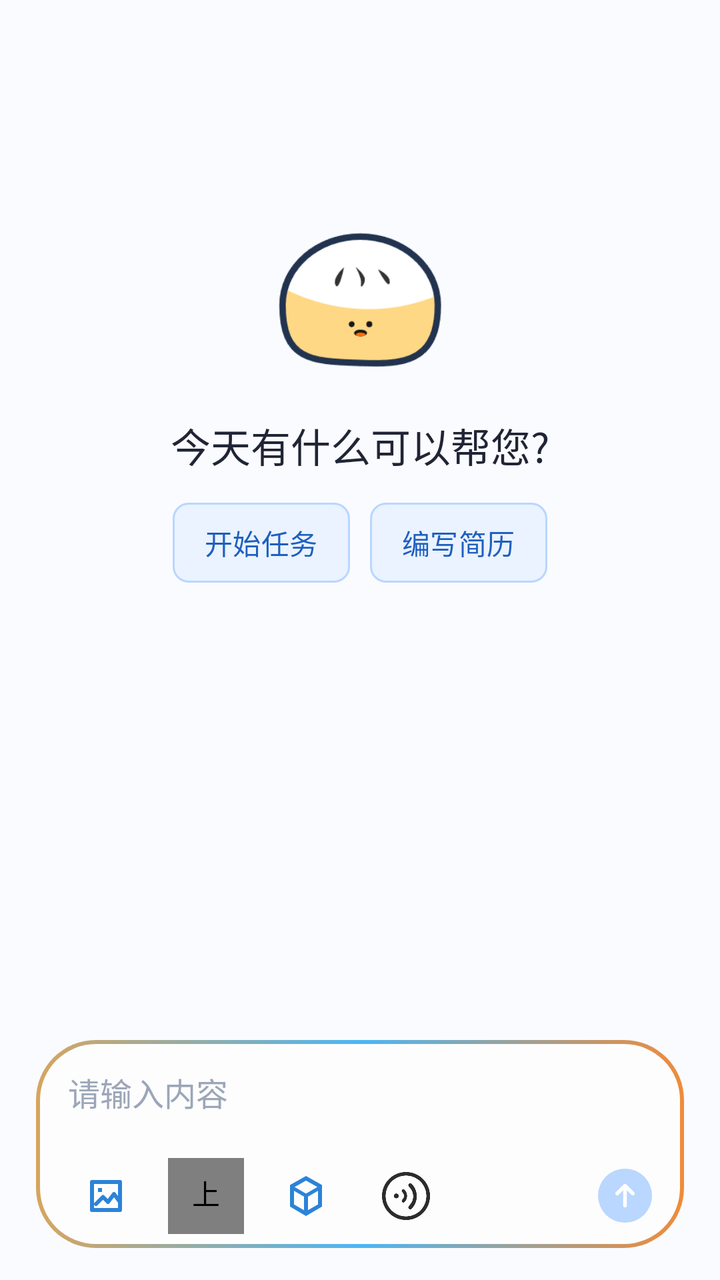
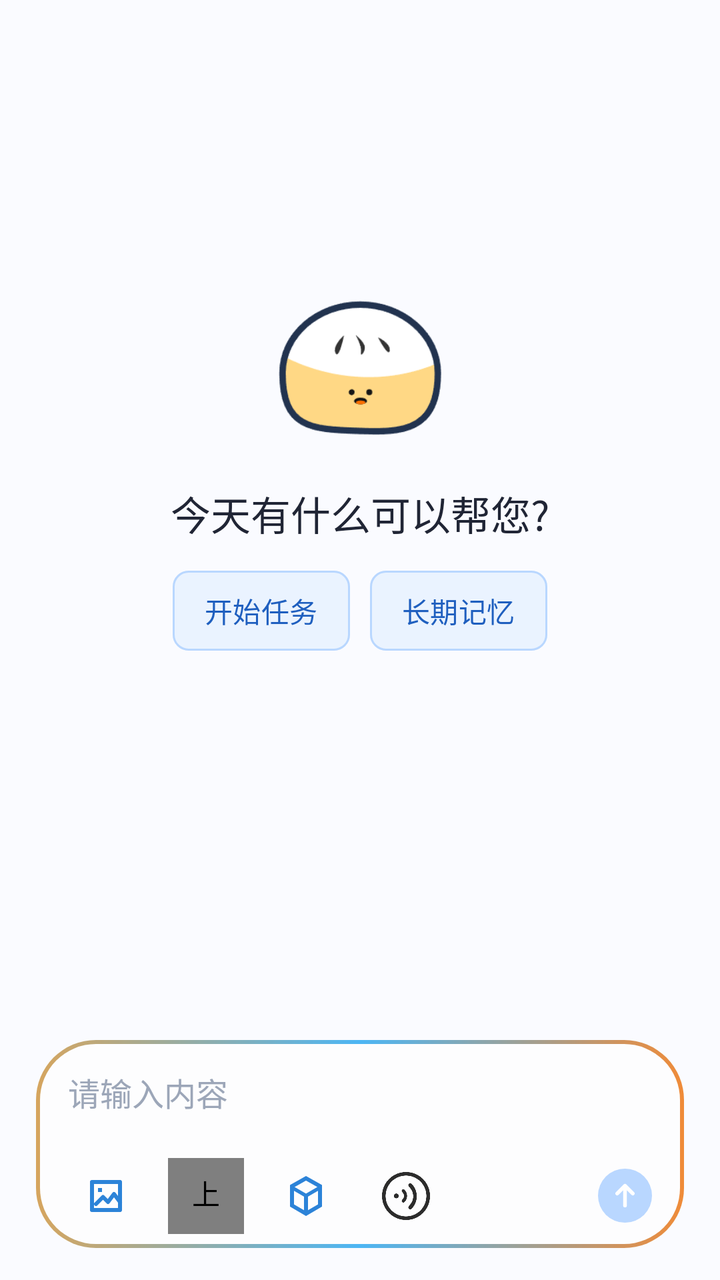

Two renders of the same Android screen: before a commit and after it. Below are the layout's source before the change and the commit's diff.
<!-- AndroidManifest.xml: application theme Theme.ManTou -->
<!-- res/layout/layout_chat_page.xml -->
<?xml version="1.0" encoding="utf-8"?>
<androidx.constraintlayout.widget.ConstraintLayout
    xmlns:android="http://schemas.android.com/apk/res/android"
    xmlns:app="http://schemas.android.com/apk/res-auto"
    android:layout_width="match_parent"
    android:layout_height="match_parent"
    android:background="@color/mt_background">

        
        <androidx.recyclerview.widget.RecyclerView
            android:id="@+id/rvChat"
            android:layout_width="0dp"
            android:layout_height="0dp"
            android:clipToPadding="false"
            android:paddingTop="10dp"
            android:paddingBottom="8dp"
            app:layout_constraintTop_toTopOf="parent"
            app:layout_constraintBottom_toTopOf="@id/inputContainer"
            app:layout_constraintStart_toStartOf="parent"
            app:layout_constraintEnd_toEndOf="parent" />

    <FrameLayout
        android:id="@+id/flGreeting"
        android:layout_width="wrap_content"
        android:layout_height="wrap_content"
        android:padding="16dp"
        android:visibility="visible"
        app:layout_constraintBottom_toBottomOf="@id/rvChat"
        app:layout_constraintEnd_toEndOf="parent"
        app:layout_constraintStart_toStartOf="parent"
        app:layout_constraintTop_toTopOf="@id/rvChat"
        app:layout_constraintVertical_bias="0.283">

        <LinearLayout
            android:layout_width="wrap_content"
            android:layout_height="wrap_content"
            android:gravity="center"
            android:orientation="vertical">

            <ImageView
                android:id="@+id/ivGreeting"
                android:layout_width="100dp"
                android:layout_height="100dp"
                android:contentDescription="@null"
                android:src="@drawable/mantou" />

            <TextView
                android:id="@+id/tvGreeting"
                android:layout_width="wrap_content"
                android:layout_height="wrap_content"
                android:layout_marginTop="8dp"
                android:gravity="center"
                android:text="今天有什么可以帮您?"
                android:textColor="@color/mt_text_primary"
                android:textSize="20sp" />

            <com.google.android.material.chip.ChipGroup
                android:id="@+id/greetingActionChipGroup"
                android:layout_width="wrap_content"
                android:layout_height="wrap_content"
                android:layout_marginTop="14dp"
                android:gravity="center"
                app:chipSpacingHorizontal="10dp"
                app:singleLine="true">

                <com.google.android.material.chip.Chip
                    android:id="@+id/chipStartTask"
                    android:layout_width="wrap_content"
                    android:layout_height="40dp"
                    android:minHeight="40dp"
                    android:text="开始任务"
                    android:textColor="@color/mt_primary_dark"
                    android:textSize="14sp"
                    app:chipBackgroundColor="@color/mt_surface_blue"
                    app:chipMinHeight="40dp"
                    app:chipStrokeColor="@color/mt_primary_soft"
                    app:chipStrokeWidth="1dp"
                    app:ensureMinTouchTargetSize="false"
                    app:rippleColor="@color/mt_primary_soft" />

                <com.google.android.material.chip.Chip
                    android:id="@+id/chipWriteResume"
                    android:layout_width="wrap_content"
                    android:layout_height="40dp"
                    android:minHeight="40dp"
                    android:text="编写简历"
                    android:textColor="@color/mt_primary_dark"
                    android:textSize="14sp"
                    app:chipBackgroundColor="@color/mt_surface_blue"
                    app:chipMinHeight="40dp"
                    app:chipStrokeColor="@color/mt_primary_soft"
                    app:chipStrokeWidth="1dp"
                    app:ensureMinTouchTargetSize="false"
                    app:rippleColor="@color/mt_primary_soft" />
            </com.google.android.material.chip.ChipGroup>
        </LinearLayout>

    </FrameLayout>

    <androidx.constraintlayout.widget.ConstraintLayout
            android:id="@+id/inputContainer"
            android:layout_width="0dp"
            android:layout_height="wrap_content"
            android:background="@android:color/transparent"
            app:layout_constraintBottom_toBottomOf="parent"
            app:layout_constraintStart_toStartOf="parent"
            app:layout_constraintEnd_toEndOf="parent">

            <HorizontalScrollView
                android:id="@+id/selectedImageChipScroll"
                android:layout_width="0dp"
                android:layout_height="wrap_content"
                android:layout_marginHorizontal="18dp"
                android:layout_marginBottom="8dp"
                android:clipToPadding="false"
                android:overScrollMode="never"
                android:scrollbars="none"
                android:visibility="gone"
                app:layout_constraintEnd_toEndOf="parent"
                app:layout_constraintStart_toStartOf="parent"
                app:layout_constraintTop_toTopOf="parent">

                <com.google.android.material.chip.ChipGroup
                    android:id="@+id/selectedImageChipGroup"
                    android:layout_width="wrap_content"
                    android:layout_height="wrap_content"
                    app:singleLine="true" />
            </HorizontalScrollView>

            
            <FrameLayout
                android:id="@+id/inputCard"
                android:layout_width="0dp"
                android:layout_height="wrap_content"
                android:layout_marginHorizontal="18dp"
                android:layout_marginBottom="16dp"
                android:background="@drawable/bg_chat_input_card"
                app:layout_constraintBottom_toBottomOf="parent"
                app:layout_constraintTop_toBottomOf="@id/selectedImageChipScroll"
                app:layout_constraintStart_toStartOf="parent"
                app:layout_constraintEnd_toEndOf="parent">

                <LinearLayout
                    android:id="@+id/ll_input"
                    android:layout_width="match_parent"
                    android:layout_height="wrap_content"
                    android:orientation="vertical"
                    android:paddingStart="16dp"
                    android:paddingTop="4dp"
                    android:paddingEnd="16dp"
                    android:paddingBottom="4dp">

                    <EditText
                        android:id="@+id/etInput"
                        android:layout_width="match_parent"
                        android:layout_height="wrap_content"
                        android:background="@null"
                        android:hint="请输入内容"
                        android:inputType="textMultiLine"
                        android:imeOptions="flagNoEnterAction"
                        android:maxLines="4"
                        android:minHeight="44dp"
                        android:padding="0dp"
                        android:textColor="@color/mt_text_primary"
                        android:textColorHint="@color/mt_text_muted"
                        android:textSize="16sp" />

                    <LinearLayout
                        android:id="@+id/inputToolbar"
                        android:layout_width="match_parent"
                        android:layout_height="44dp"
                        android:layout_marginTop="8dp"
                        android:gravity="center_vertical"
                        android:orientation="horizontal">

                        <ImageButton
                            android:id="@+id/ivAdd"
                            android:layout_width="38dp"
                            android:layout_height="38dp"
                            android:background="?attr/selectableItemBackgroundBorderless"
                            android:contentDescription="选择图片"
                            android:padding="7dp"
                            android:scaleType="centerInside"
                            android:src="@drawable/ic_input_image" />

                        <com.hfad.mantou.view.ContextProgressButton
                            android:id="@+id/ivContextLimit"
                            android:layout_width="38dp"
                            android:layout_height="38dp"
                            android:layout_marginStart="12dp"
                            android:background="?attr/selectableItemBackgroundBorderless"
                            android:contentDescription="上下文限制"
                            android:padding="7dp" />

                        <ImageButton
                            android:id="@+id/ivModelPicker"
                            android:layout_width="38dp"
                            android:layout_height="38dp"
                            android:layout_marginStart="12dp"
                            android:background="?attr/selectableItemBackgroundBorderless"
                            android:contentDescription="选择模型"
                            android:padding="7dp"
                            android:scaleType="centerInside"
                            android:src="@drawable/ic_model_picker" />

                        <ImageButton
                            android:id="@+id/ivVoiceInput"
                            android:layout_width="38dp"
                            android:layout_height="38dp"
                            android:layout_marginStart="12dp"
                            android:background="?attr/selectableItemBackgroundBorderless"
                            android:contentDescription="语音输入"
                            android:padding="7dp"
                            android:scaleType="centerInside"
                            android:src="@drawable/ic_voice" />

                        <Space
                            android:layout_width="0dp"
                            android:layout_height="1dp"
                            android:layout_weight="1" />

                        <ImageButton
                            android:id="@+id/ivSend"
                            android:layout_width="27dp"
                            android:layout_height="27dp"
                            android:background="@drawable/bg_send_circle"
                            android:contentDescription="发送"
                            android:padding="5dp"
                            android:scaleType="centerInside"
                            android:src="@drawable/ic_send_up" />
                    </LinearLayout>
                </LinearLayout>
            </FrameLayout>

        </androidx.constraintlayout.widget.ConstraintLayout>

</androidx.constraintlayout.widget.ConstraintLayout>
<!-- resources referenced by this layout -->
<resources>
  <color name="mt_background">#FAFBFF</color>
  <color name="mt_primary_dark">#1F5FBF</color>
  <color name="mt_primary_soft">#B9D7FF</color>
  <color name="mt_surface_blue">#EAF3FF</color>
  <color name="mt_text_muted">#9CA6B8</color>
  <color name="mt_text_primary">#202535</color>
  <!-- drawable bg_send_circle (drawable) -->
  <?xml version="1.0" encoding="utf-8"?>
  <shape xmlns:android="http://schemas.android.com/apk/res/android"
      android:shape="oval">
      <solid android:color="@color/input_send_bg" />
  </shape>
  <!-- drawable ic_model_picker (drawable) -->
  <?xml version="1.0" encoding="utf-8"?>
  <vector xmlns:android="http://schemas.android.com/apk/res/android"
      android:width="24dp"
      android:height="24dp"
      android:viewportWidth="24"
      android:viewportHeight="24">
      <path
          android:fillColor="@color/input_action_blue"
          android:pathData="M12,2L4,6.5v10.8L12,22l8,-4.7V6.5L12,2zM12,4.3l5.7,3.2L12,10.8 6.3,7.5 12,4.3zM6,9.4l5,2.9v6.8l-5,-2.9V9.4zM13,19.1v-6.8l5,-2.9v6.8l-5,2.9z" />
  </vector>
  <!-- drawable ic_send_up (drawable) -->
  <vector xmlns:android="http://schemas.android.com/apk/res/android"
      android:width="26dp"
      android:height="26dp"
      android:viewportWidth="24"
      android:viewportHeight="24">
      <path
          android:fillColor="@android:color/transparent"
          android:pathData="M12,19V5M6.5,10.5L12,5l5.5,5.5"
          android:strokeColor="#FFFFFF"
          android:strokeLineCap="round"
          android:strokeLineJoin="round"
          android:strokeWidth="2.6" />
  </vector>
  <style name="Theme.ManTou" parent="Base.Theme.ManTou" />
  <color name="input_send_bg">@color/mt_primary_soft</color>
  <color name="input_action_blue">#2C83D8</color>
  <color name="mt_primary">#2F80ED</color>
  <color name="mt_on_primary">#FFFFFF</color>
  <color name="mt_surface">#FFFFFF</color>
  <color name="mt_surface_soft">#F5F8FE</color>
  <color name="mt_text_secondary">#7A8496</color>
  <color name="mt_outline">#E2E8F3</color>
  <color name="mt_error">#E65353</color>
  <style name="ThemeOverlay.ManTou.GlassAlertDialog" parent="ThemeOverlay.ManTou.GlassAlertDialog.Base" />
  <!-- drawable bg_dialog_glass (drawable) -->
  <?xml version="1.0" encoding="utf-8"?>
  <shape xmlns:android="http://schemas.android.com/apk/res/android"
      android:shape="rectangle">
      <solid android:color="@color/mt_dialog_glass" />
      <corners android:radius="24dp" />
      <stroke
          android:width="1dp"
          android:color="@color/mt_dialog_glass_stroke" />
  </shape>
  <color name="mt_dialog_glass">#EFFFFFFF</color>
  <style name="ShapeAppearance.ManTou.Dialog" parent="">
          <item name="cornerFamily">rounded</item>
          <item name="cornerSize">24dp</item>
      </style>
  <style name="MtDialogAnimation" parent="">
          <item name="android:windowEnterAnimation">@anim/dialog_fade_in</item>
          <item name="android:windowExitAnimation">@anim/dialog_fade_out</item>
      </style>
  <color name="mt_dialog_glass_stroke">#B8FFFFFF</color>
  <!-- unchanged entries left out for length: 6 -->
</resources>

<!-- the commit's change to res/layout/layout_chat_page.xml (unified diff, before → after) -->
@@ -15,7 +15,7 @@
             android:paddingTop="10dp"
             android:paddingBottom="8dp"
             app:layout_constraintTop_toTopOf="parent"
-            app:layout_constraintBottom_toTopOf="@id/inputContainer"
+            app:layout_constraintBottom_toBottomOf="parent"
             app:layout_constraintStart_toStartOf="parent"
             app:layout_constraintEnd_toEndOf="parent" />
 
@@ -79,11 +79,11 @@
                     app:rippleColor="@color/mt_primary_soft" />
 
                 <com.google.android.material.chip.Chip
-                    android:id="@+id/chipWriteResume"
+                    android:id="@+id/chipLongTermMemory"
                     android:layout_width="wrap_content"
                     android:layout_height="40dp"
                     android:minHeight="40dp"
-                    android:text="编写简历"
+                    android:text="长期记忆"
                     android:textColor="@color/mt_primary_dark"
                     android:textSize="14sp"
                     app:chipBackgroundColor="@color/mt_surface_blue"
@@ -97,11 +97,110 @@
 
     </FrameLayout>
 
+    <com.google.android.material.card.MaterialCardView
+        android:id="@+id/generateCodeCard"
+        android:layout_width="147dp"
+        android:layout_height="75dp"
+        android:layout_marginStart="18dp"
+        android:layout_marginBottom="8dp"
+        android:clickable="true"
+        android:contentDescription="打开生成代码编辑器"
+        android:elevation="8dp"
+        android:focusable="true"
+        android:visibility="gone"
+        app:cardBackgroundColor="@color/mt_generate_surface"
+        app:cardCornerRadius="11dp"
+        app:cardElevation="8dp"
+        app:layout_constraintBottom_toTopOf="@id/inputContainer"
+        app:layout_constraintStart_toStartOf="parent"
+        app:rippleColor="@color/mt_generate_surface_soft">
+
+        <LinearLayout
+            android:layout_width="match_parent"
+            android:layout_height="match_parent"
+            android:orientation="vertical"
+            android:paddingStart="8dp"
+            android:paddingTop="7dp"
+            android:paddingEnd="7dp"
+            android:paddingBottom="7dp">
+
+            <LinearLayout
+                android:layout_width="match_parent"
+                android:layout_height="wrap_content"
+                android:gravity="center_vertical"
+                android:orientation="horizontal">
+
+                <ProgressBar
+                    android:id="@+id/generateCodeProgress"
+                    style="?android:attr/progressBarStyleSmall"
+                    android:layout_width="10dp"
+                    android:layout_height="10dp"
+                    android:indeterminate="true"
+                    android:indeterminateTint="@color/mt_generate_accent" />
+
+                <TextView
+                    android:id="@+id/tvGenerateCodeTitle"
+                    android:layout_width="0dp"
+                    android:layout_height="wrap_content"
+                    android:layout_marginStart="5dp"
+                    android:layout_weight="1"
+                    android:ellipsize="end"
+                    android:maxLines="1"
+                    android:text="正在写入 HTML"
+                    android:textColor="@color/mt_generate_text"
+                    android:textSize="10sp"
+                    android:textStyle="bold" />
+
+                <TextView
+                    android:id="@+id/tvGenerateCodeLanguage"
+                    android:layout_width="wrap_content"
+                    android:layout_height="wrap_content"
+                    android:background="@drawable/bg_generate_language_badge"
+                    android:paddingStart="5dp"
+                    android:paddingTop="1dp"
+                    android:paddingEnd="5dp"
+                    android:paddingBottom="1dp"
+                    android:text="HTML"
+                    android:textColor="@color/mt_generate_accent"
+                    android:textSize="8sp"
+                    android:textStyle="bold" />
+
+            </LinearLayout>
+
+            <TextView
+                android:id="@+id/tvGenerateCodePreview"
+                android:layout_width="match_parent"
+                android:layout_height="0dp"
+                android:layout_marginTop="4dp"
+                android:layout_weight="1"
+                android:ellipsize="end"
+                android:fontFamily="monospace"
+                android:gravity="bottom"
+                android:includeFontPadding="false"
+                android:maxLines="3"
+                android:textColor="@color/mt_generate_code"
+                android:textSize="8sp" />
+
+            <TextView
+                android:id="@+id/tvGenerateCodeStatus"
+                android:layout_width="match_parent"
+                android:layout_height="wrap_content"
+                android:ellipsize="end"
+                android:maxLines="1"
+                android:textColor="@color/mt_generate_line"
+                android:textSize="8sp" />
+
+        </LinearLayout>
+
+    </com.google.android.material.card.MaterialCardView>
+
     <androidx.constraintlayout.widget.ConstraintLayout
             android:id="@+id/inputContainer"
             android:layout_width="0dp"
             android:layout_height="wrap_content"
             android:background="@android:color/transparent"
+            android:clipChildren="false"
+            android:clipToPadding="false"
             app:layout_constraintBottom_toBottomOf="parent"
             app:layout_constraintStart_toStartOf="parent"
             app:layout_constraintEnd_toEndOf="parent">
@@ -134,8 +233,7 @@
                 android:layout_height="wrap_content"
                 android:layout_marginHorizontal="18dp"
                 android:layout_marginBottom="16dp"
-                android:background="@drawable/bg_chat_input_card"
-                app:layout_constraintBottom_toBottomOf="parent"
+                android:background="@drawable/bg_chat_input_card" app:layout_constraintBottom_toBottomOf="parent"
                 app:layout_constraintTop_toBottomOf="@id/selectedImageChipScroll"
                 app:layout_constraintStart_toStartOf="parent"
                 app:layout_constraintEnd_toEndOf="parent">
<!-- resource entries referenced after the edit -->
@@ -1,11 +1,23 @@
 <!-- resources referenced by this layout -->
 <resources>
   <color name="mt_background">#FAFBFF</color>
+  <color name="mt_generate_accent">#63B3FF</color>
+  <color name="mt_generate_code">#C7F9CC</color>
+  <color name="mt_generate_line">#687386</color>
+  <color name="mt_generate_surface">#151923</color>
+  <color name="mt_generate_surface_soft">#202635</color>
+  <color name="mt_generate_text">#F4F7FB</color>
   <color name="mt_primary_dark">#1F5FBF</color>
   <color name="mt_primary_soft">#B9D7FF</color>
   <color name="mt_surface_blue">#EAF3FF</color>
   <color name="mt_text_muted">#9CA6B8</color>
   <color name="mt_text_primary">#202535</color>
+  <!-- drawable bg_generate_language_badge (drawable) -->
+  <?xml version="1.0" encoding="utf-8"?>
+  <shape xmlns:android="http://schemas.android.com/apk/res/android">
+      <solid android:color="@color/mt_generate_surface_soft" />
+      <corners android:radius="8dp" />
+  </shape>
   <!-- drawable bg_send_circle (drawable) -->
   <?xml version="1.0" encoding="utf-8"?>
   <shape xmlns:android="http://schemas.android.com/apk/res/android"
